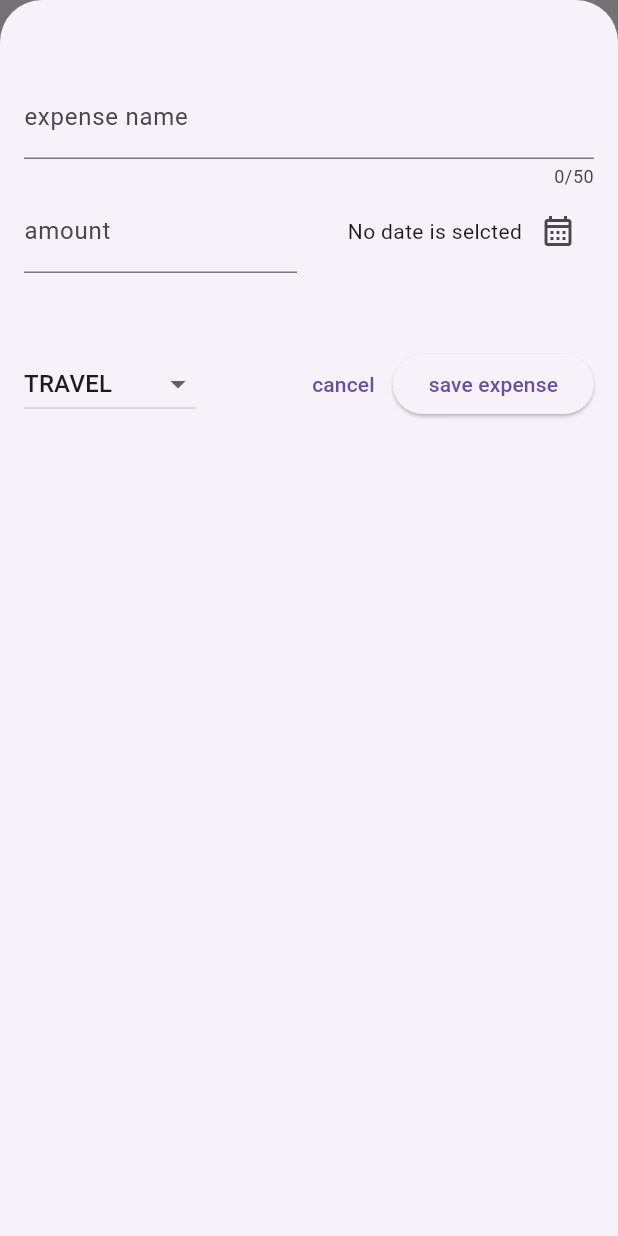
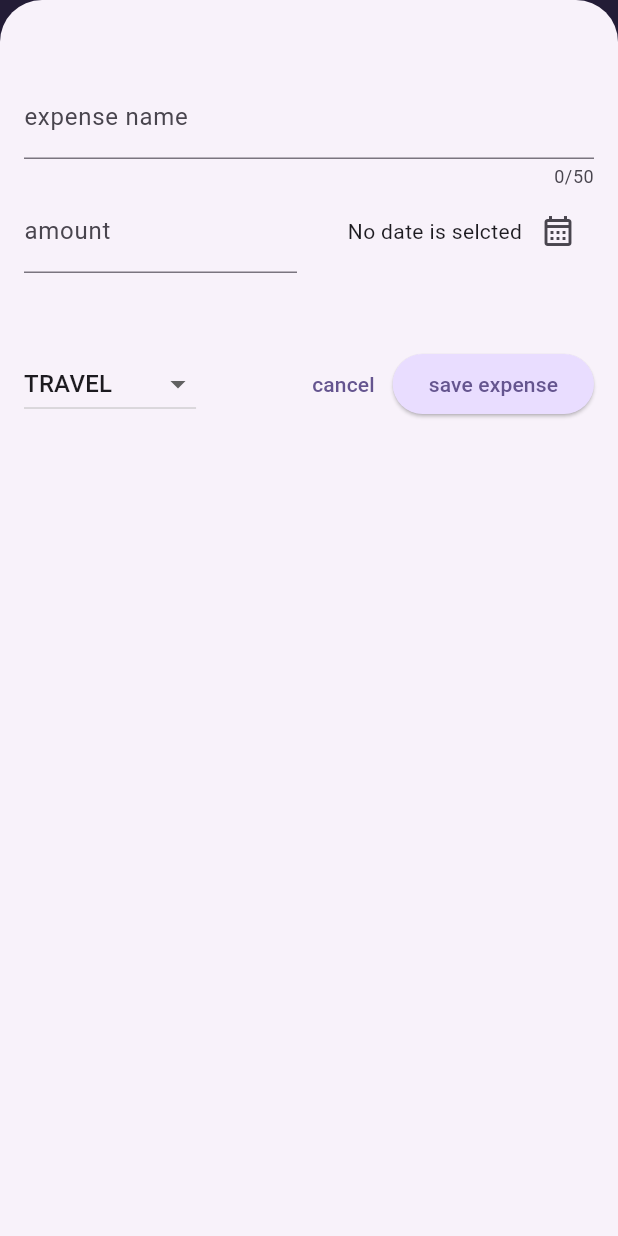
Before and after one commit to NouranAlSharawneh/expense_tracker_mobile_app, a Flutter app: the screen it shows after launch, after a tap on the "add" icon, on a phone screen of 412 x 824 dp. Run offline on Flutter 3.47's test engine with Material 3 defaults, Android fonts, the phone set to English and light mode, and no system bars.

Commit message:
adding themes

```diff
--- a/lib/main.dart
+++ b/lib/main.dart
@@ -1,10 +1,31 @@
 import 'package:flutter/material.dart';
 import 'package:expense_tracker/widgets/expenses.dart';
+
+var kColorScheme = ColorScheme.fromSeed(seedColor: const Color.fromARGB(255, 96, 59, 181));
 
 void main() {
   runApp(
     MaterialApp(
-      theme: ThemeData(useMaterial3: true),
+      theme: ThemeData().copyWith(
+        useMaterial3: true,
+        colorScheme: kColorScheme,
+        appBarTheme: const AppBarTheme().copyWith(
+          backgroundColor: kColorScheme.onPrimaryContainer,
+          foregroundColor: kColorScheme.primaryContainer,
+        ),
+        cardTheme: const CardTheme().copyWith(
+          color: kColorScheme.secondaryContainer,
+          margin:const EdgeInsets.symmetric(horizontal: 20, vertical: 8)
+        ),
+        elevatedButtonTheme: ElevatedButtonThemeData(
+          style: ElevatedButton.styleFrom(
+            backgroundColor: kColorScheme.primaryContainer,
+          ),
+          ),
+        textTheme: ThemeData().textTheme.copyWith(
+          titleLarge: TextStyle(fontWeight: FontWeight.normal, color: kColorScheme.onSecondaryContainer, fontSize: 14)
+        )
+        ),
       home: const Expenses(),
     ),
   );
```
Also changed, not shown: lib/widgets/expenses.dart (+16 -0 lines).
